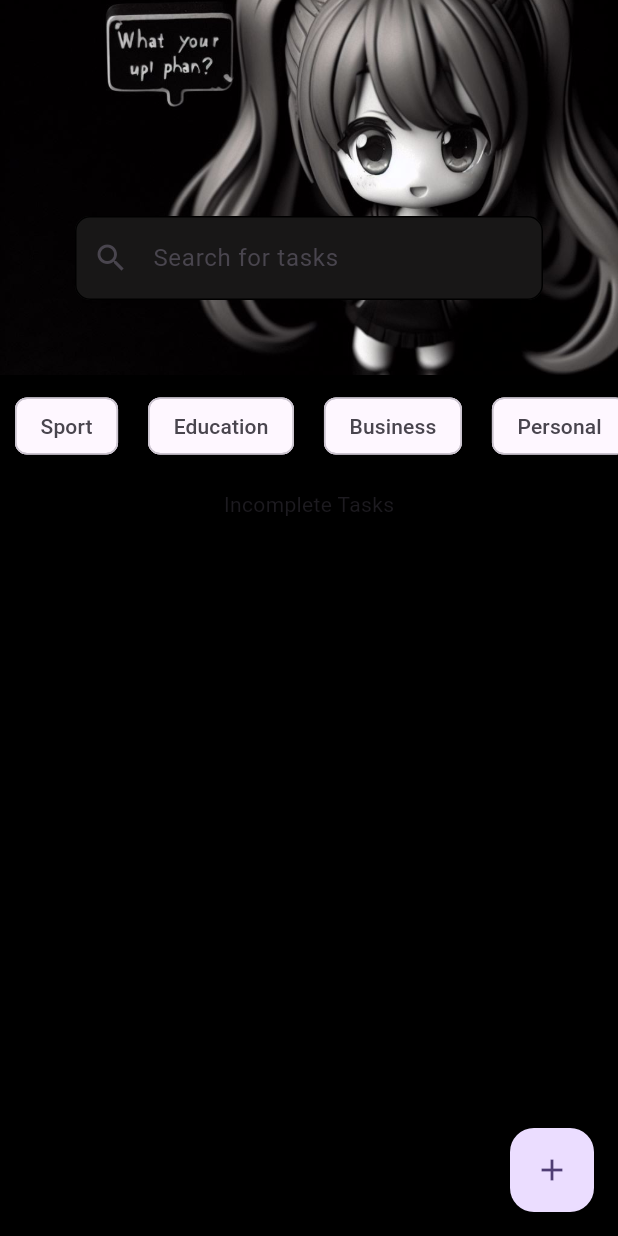
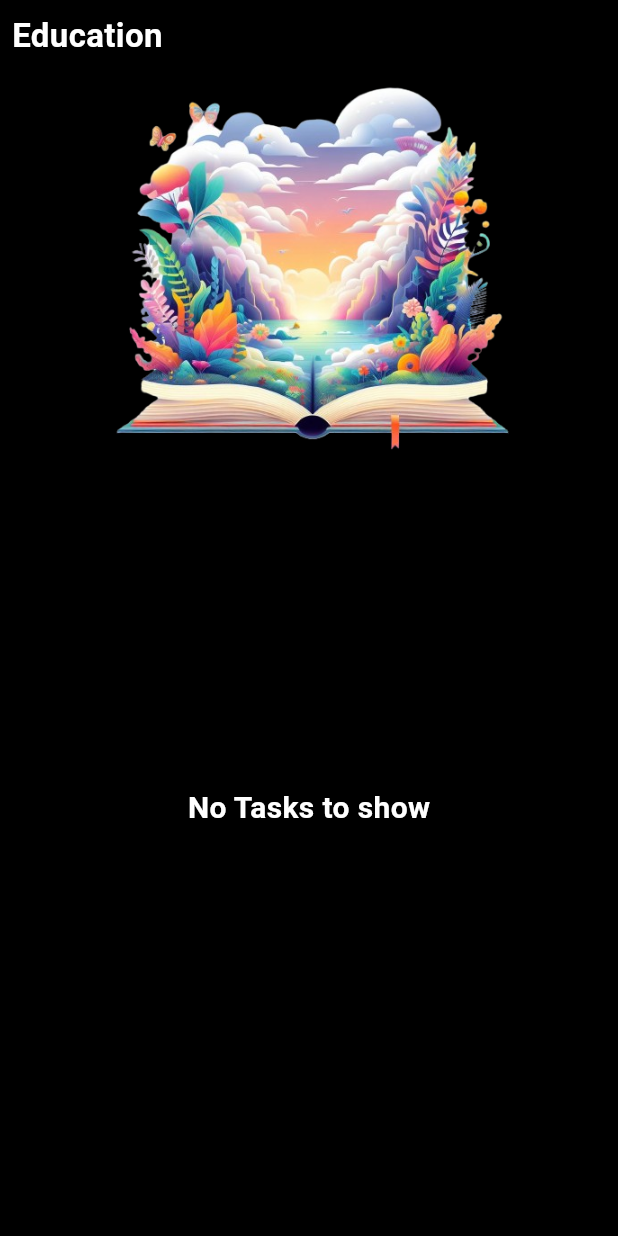
Before and after one commit to chathudilzo/easy_task_manager, a Flutter app: the HomePage screen opened directly, after a tap on "Education", on a phone screen of 412 x 824 dp. Run offline on Flutter 3.47's test engine with Material 2 defaults, Android fonts, the phone set to English and light mode, and no system bars; our stand-ins replace get, hive, hive_flutter; accounts and stored records are empty.

Commit message:
tasklists_done

```diff
--- /dev/null
+++ b/lib/category_page.dart
@@ -0,0 +1,65 @@
+import 'package:easy_task_manager/controllers/box_controller.dart';
+import 'package:easy_task_manager/objects/category.dart';
+import 'package:easy_task_manager/objects/task.dart';
+import 'package:easy_task_manager/task_widget.dart';
+import 'package:flutter/material.dart';
+import 'package:get/get.dart';
+
+class CategoryPage extends StatelessWidget {
+  const CategoryPage({super.key,required this.category});
+
+  final Category category;
+
+  @override
+  Widget build(BuildContext context) {
+    final BoxController controller=Get.find();
+
+    return Scaffold(
+      backgroundColor: Colors.black,
+      body: SafeArea(
+        child: Padding(
+          padding: const EdgeInsets.all(8.0),
+          child: Column(
+            mainAxisAlignment: MainAxisAlignment.start,
+            children: [
+              Row(
+                mainAxisAlignment: MainAxisAlignment.start,
+                children: [
+                  Text(category.name,style: TextStyle(fontSize: 22,color: Colors.white,fontWeight: FontWeight.bold),),
+                ],
+              ),
+              Container(
+                width: 300,
+                height: 300,
+                decoration: BoxDecoration(
+                  image: DecorationImage(image: AssetImage(category.img.toString()),fit: BoxFit.cover)
+                ),
+              ),
+              SizedBox(
+                width: MediaQuery.of(context).size.width,
+                height: 400,
+                child: Center(
+                  child: Obx((){
+                    List<Task> tasks=controller.taskList.where((task) => task.categoryName==category.name).toList();
+
+                    return tasks.isEmpty?Text('No Tasks to show',
+                    style: TextStyle(color: Colors.white,fontSize: 20,
+                    fontWeight: FontWeight.bold),):
+
+                    ListView.builder(
+                      shrinkWrap: true,
+                  itemCount: tasks.length,
+                  reverse:true,
+                  itemBuilder: (BuildContext context,index){
+                  return TaskWidget(task: tasks[index]);
+                              });
+                  }),
+                )
+              )
+            ],
+          ),
+        ),
+      ),
+    );
+  }
+}
--- a/lib/home_page.dart
+++ b/lib/home_page.dart
@@ -1,5 +1,7 @@
+import 'package:easy_task_manager/category_page.dart';
 import 'package:easy_task_manager/controllers/box_controller.dart';
 import 'package:easy_task_manager/objects/category.dart';
+import 'package:easy_task_manager/task_widget.dart';
 import 'package:flutter/material.dart';
 import 'package:get/get.dart';
 import 'package:hive/hive.dart';
@@ -15,6 +17,13 @@ class HomePage extends StatefulWidget {
 
 class _HomePageState extends State<HomePage> {
 final BoxController boxController=Get.find();
+
+@override
+  void initState() {
+    // TODO: implement initState
+    super.initState();
+    //boxController.initializeHive();
+  }
 
   @override
   Widget build(BuildContext context) {
@@ -85,7 +94,7 @@ final BoxController boxController=Get.find();
   }
 
 Future<void> _showDialog(){
-  Rx<Category> selectedCategory=Rx<Category>(Category(''));
+  Rx<Category> selectedCategory=Rx<Category>(Category('',''));
   RxList<DropdownMenuItem<Category>> dropDownMenuItems=<DropdownMenuItem<Category>>[].obs;
   TextEditingController titleController=TextEditingController();
   TextEditingController descriptionController=TextEditingController();
@@ -96,7 +105,7 @@ Future<void> _showDialog(){
     return DropdownMenuItem(child: Text(category.name), value: category);
   }).toList());;
 
-  selectedCategory.value = dropDownMenuItems.isNotEmpty ? dropDownMenuItems.first.value! : Category('');
+  selectedCategory.value = dropDownMenuItems.isNotEmpty ? dropDownMenuItems.first.value! : Category('','');
 
   return showDialog(context: context, builder:(BuildContext context){
     return AlertDialog(
@@ -162,7 +171,9 @@ Future<void> _showDialog(){
         }, child: Text('Cancel')),
         TextButton(onPressed: (){
           if(titleController.text!='' && descriptionController!=''){
-            boxController.addTask(selectedCategory.value, titleController.text, descriptionController.text);
+
+            boxController.addTask(selectedCategory.value, titleController.text, descriptionController.text,);
+            Navigator.pop(context);
           }
         }, child: Text('Submit'))
       ],
@@ -173,47 +184,143 @@ Future<void> _showDialog(){
   Widget _buildCategoryList(){
     // var categoriesBox=Hive.box<Category>('categories');
     // List<Category> categories=categoriesBox.values.toList();
+    final TextEditingController categoryController=TextEditingController();
 
-    return SingleChildScrollView(
+    return Obx(() => SingleChildScrollView(
         scrollDirection: Axis.horizontal,
         child: Row(
-          children:boxController.categoryList.map((category) =>InkWell(
+          children:[...boxController.categoryList.map((category) =>InkWell(
             onTap: () {
+              Get.to(CategoryPage(category: category));
+            },child: Padding(padding: const EdgeInsets.all(10),child: Container(
+              width: 150,
+              height: 200,
+              decoration: BoxDecoration(color: Colors.white,borderRadius: BorderRadius.circular(10)),
 
-            },child: Padding(padding: const EdgeInsets.all(10),child: Chip(label: Text(category.name)),),
+              child: Column(
+                children: [
+                  Container(
+                    width: 100,
+                    height: 150,
+                    decoration: BoxDecoration(
+                      borderRadius: BorderRadius.circular(20),
+                      image: DecorationImage(image: AssetImage(category.img.toString()),fit: BoxFit.contain)
+                    ),
+
+                  ),
+                  Text('${category.name}',style: TextStyle(fontWeight: FontWeight.bold,fontSize: 16),),
+                  Text(category.tasks.length==0?'':'+${category.tasks.length}Tasks',style: TextStyle(fontWeight: FontWeight.bold,fontSize: 16),)
+                ],
+              ),
+            ),),
           )
           ).toList(),
+          GestureDetector(
+            onTap: () {
+              showDialog(context: context, builder: (BuildContext context){
+                return AlertDialog(
+                  title: Text('Add Category'),
+                  content: SizedBox(
+                    height: 100,
+                    child: Column(
+                      mainAxisAlignment: MainAxisAlignment.start,
+                      children: [
+                        TextField(
+
+                          controller: categoryController,
+                          decoration: InputDecoration(
+                            label: Text('Category Name'),
+                            enabledBorder: OutlineInputBorder(
+                              borderRadius: BorderRadius.circular(10)
+                            ),
+                            focusedBorder: OutlineInputBorder(
+                              borderRadius: BorderRadius.circular(10)
+                            )
+                          ),
+                        )
+                      ],
+                    ),
+                  ),
+                  actions: [
+                    TextButton(onPressed:() {
+                      Navigator.pop(context);
+                    }, child: Text('Cancel')),
+                    TextButton(onPressed: (){
+                      boxController.addCategory(categoryController.text,'assets/task.png');
+                      Navigator.pop(context);
+                    }, child: Text('Add')),
+
+                  ],
+                );
+              });
+            },
+            child: Card(
+              child: Padding(
+                padding: const EdgeInsets.all(8.0),
+                child: Column(
+                  children: [
+                    Icon(Icons.add),
+                    Text('Category')
+                  ],
+                ),
+              ),
+            ))
+          ]
         ),
 
-    );
+    ));
   }
 
   Widget _buildIncompleteTaskList(){
-    var tasksBox=Hive.box<Task>('tasks');
-    List<Task> incompleteTasks=tasksBox.values.where((task) =>!task.isCompleted).toList();
+    BoxController boxController=Get.find();
+
+
 
     return
 
-    Column(
-        children:[
-          Padding(padding: const EdgeInsets.all(8),
-          child: Text('Incomplete Tasks'),),
-          SizedBox(
-            height: 400,
-            child: ListView.builder(
-              itemCount: incompleteTasks.length,
-              itemBuilder:(context,index){
-                var task=incompleteTasks[index];
-                return ListTile(
-                  title: Text(task.title),
-                  trailing: Text(task.createdTime.toString()),
-                );
-              }
+    Padding(
+      padding: const EdgeInsets.all(12.0),
+      child: Container(
+        decoration: BoxDecoration(
+          color: Color.fromARGB(255, 48, 47, 47),
+          borderRadius: BorderRadius.circular(40)
+        ),
+        child: Column(
+          mainAxisAlignment: MainAxisAlignment.spaceBetween,
+            children:[
+              Padding(padding: const EdgeInsets.all(8),
+              child: Text('Today Tasks',style: TextStyle(
+                fontSize: 25,
+                color: Colors.white,
+                fontWeight: FontWeight.bold
+              ),)),
+              Padding(
+                padding: const EdgeInsets.all(20.0),
+                child: Container(
+                  decoration: BoxDecoration(
+                    borderRadius: BorderRadius.circular(20)
+                  ),
+                  height: 300,
+                  child: Obx(
+                    (){
+                      List<Task> incompleteTasks=boxController.taskList;
+                      return ListView.builder(
+                      shrinkWrap: true,
+                      itemCount: incompleteTasks.length,
+                      itemBuilder:(context,index){
+                        var task=incompleteTasks[index];
+                        return TaskWidget(task: task);
+                      }
 
-              ),
-          )
-        ],
+                      );
+                    }
+                  ),
+                ),
+              )
+            ],
 
+        ),
+      ),
     );
   }
 }
--- a/lib/objects/category.dart
+++ b/lib/objects/category.dart
@@ -12,9 +12,15 @@ class Category extends HiveObject{
   @HiveField(1)
   List<Task> tasks=[];
 
-  Category(this.name);
+  @HiveField(2)
+  String? img;
+  Category(this.name,this.img);
 
   void addTask(Task task){
     tasks.add(task);
   }
+
+  void clearTasks(){
+    tasks.clear();
+  }
 }
--- a/lib/objects/task.dart
+++ b/lib/objects/task.dart
@@ -17,5 +17,8 @@ class Task extends HiveObject{
   @HiveField(3)
   late bool isCompleted;
 
-  Task(this.title,this.description,this.isCompleted,this.createdTime);
+  @HiveField(4)
+  late String categoryName;
+
+  Task(this.title,this.description,this.isCompleted,this.createdTime,this.categoryName);
 }
```
Also changed, not shown: lib/controllers/box_controller.dart (+82 -8 lines), lib/main.dart (+4 -7 lines), lib/task_page.dart (added, +12 -0 lines), lib/task_widget.dart (added, +63 -0 lines), assets/business.png (added), assets/code.png (added), assets/edu.png (added), assets/personal.png (added), assets/task.png (added), lib/objects/category.g.dart, lib/objects/task.g.dart, 1 other file.
